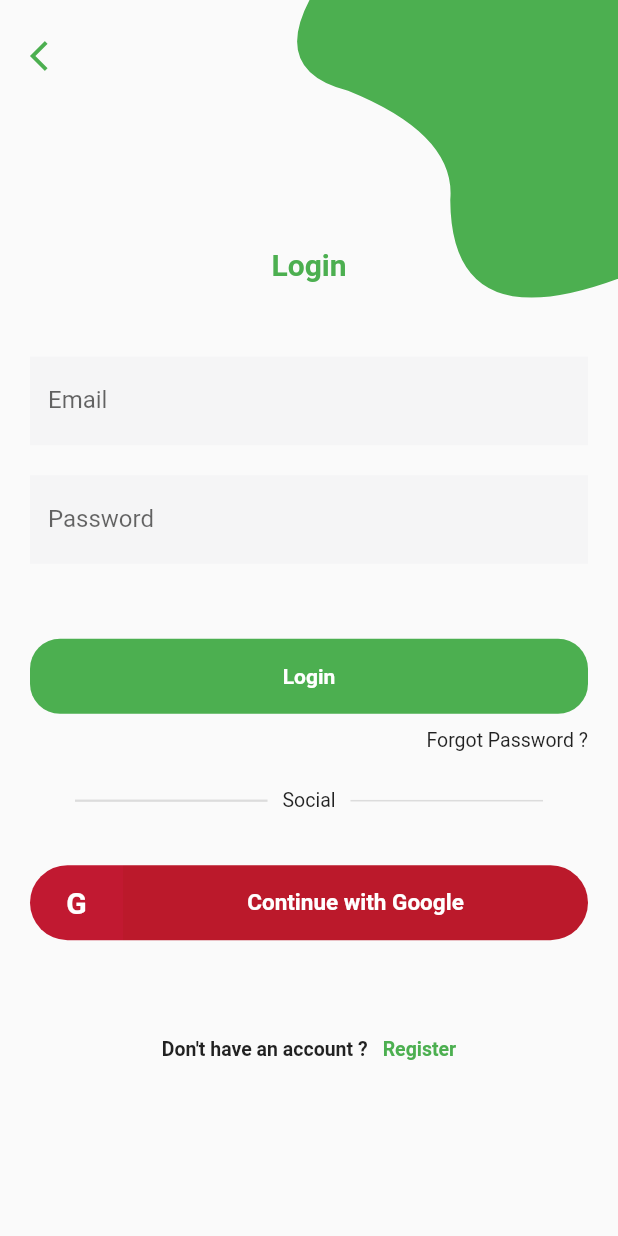
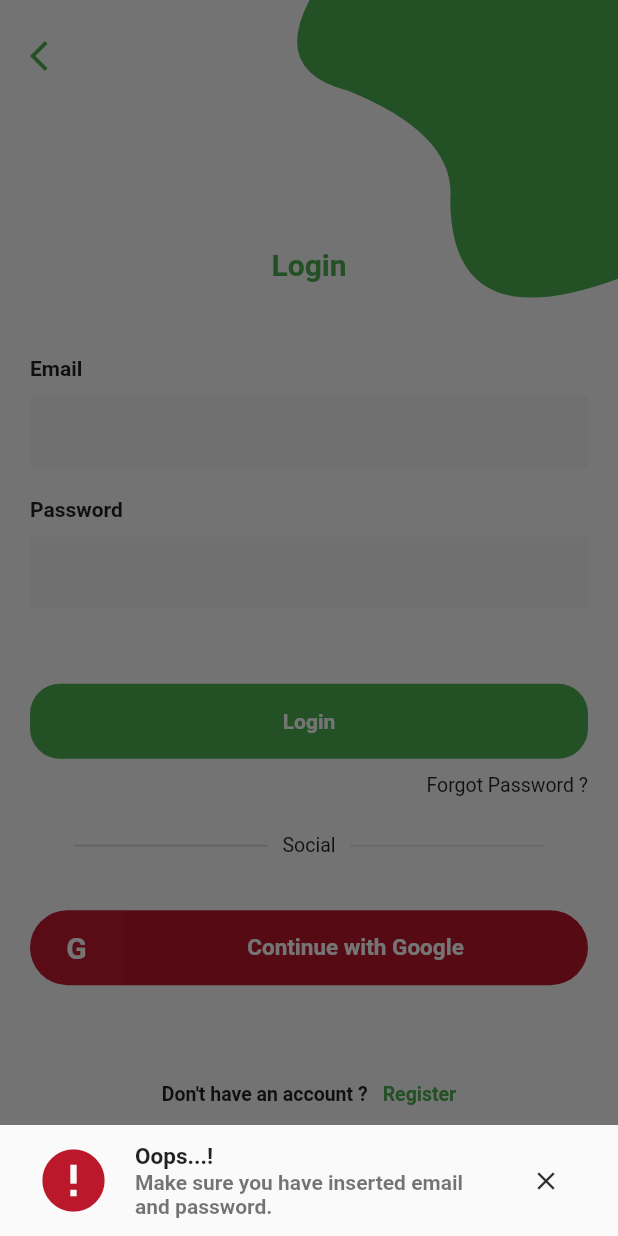
Before and after one commit to Ritesh-056/Todo-Application, a Flutter app: the screen it shows after launch, after a tap on "Login", on a phone screen of 412 x 824 dp. Run offline on Flutter 3.47's test engine with Material 2 defaults, Android fonts, the phone set to English and light mode, and no system bars; our stand-ins replace animated_splash_screen, cloud_firestore, date_time_picker, firebase_auth, firebase_core, flutter_easyloading and 2 more; missing offline and left inert: splash_screen_view; accounts and stored records are empty; Roboto replaces fonts that are missing (Monotype Coursiva).

Commit message:
Updated features and loading google.

```diff
--- a/lib/loginRegister/loginPage.dart
+++ b/lib/loginRegister/loginPage.dart
@@ -60,6 +60,66 @@ class _LoginPageState extends State<LoginPage> {
     );
   }
 
+
+  Widget dialog(BuildContext context){
+   showDialog(
+      context: context,
+      barrierDismissible: false,
+      builder: (BuildContext context) {
+        return Dialog(
+          child: new Row(
+            mainAxisSize: MainAxisSize.min,
+            children: [
+              new CircularProgressIndicator(),
+              new Text("Loading"),
+            ],
+          ),
+        );
+      },
+    );
+  }
+
+  Widget _modelBox(text){
+
+    showModalBottomSheet(
+        context: context,
+        builder: (context) {
+          return Padding(
+            padding: const EdgeInsets.all(8.0),
+            child: Column(
+              mainAxisSize: MainAxisSize.min,
+              children: <Widget>[
+                ListTile(
+                  leading: new Icon(
+                    Icons.error,
+                    size: 50,
+                    color: Color.fromRGBO(180, 0, 20, 0.9),),
+                  title: new Text(
+                      'Oops...!',
+                      style: TextStyle(
+                          fontSize: 15,
+                          fontWeight: FontWeight.w700)),
+                  subtitle: new Text(
+                      text,
+                      style: TextStyle(
+                          fontSize: 14,
+                          fontWeight: FontWeight.w700)),
+                  trailing: new IconButton(
+                    icon: Icon(Icons.close),
+                    iconSize: 20,
+                    color: Color.fromRGBO(20, 20, 20, 0.9),
+                    onPressed: () {
+                      Navigator.pop(context);
+                    },
+                  ),
+
+                ),
+              ],
+            ),
+          );
+        });
+  }
+
   Widget _GoogleButton() {
     return GestureDetector(
       onTap: () {
@@ -94,6 +154,7 @@ class _LoginPageState extends State<LoginPage> {
                         fontWeight: FontWeight.w600)),
               ),
             ),
+
             Expanded(
               flex: 5,
               child: Container(
@@ -105,9 +166,7 @@ class _LoginPageState extends State<LoginPage> {
                 ),
                 alignment: Alignment.center,
                 child: isLoading
-                    ? CircularProgressIndicator(
-                        color: Colors.white,
-                      )
+                    ? CircularProgressIndicator(color: Colors.white)
                     : Text('Continue with Google',
                         style: TextStyle(
                             color: Colors.white,
@@ -121,41 +180,12 @@ class _LoginPageState extends State<LoginPage> {
     );
   }
 
-  Widget _createAccountLabel() {
-    return InkWell(
-      onTap: () {
-        // Navigator.push(
-        //     context, MaterialPageRoute(builder: (context) => SignUpPage()));
-      },
-      child: Container(
-        margin: EdgeInsets.symmetric(vertical: 20),
-        padding: EdgeInsets.all(15),
-        alignment: Alignment.bottomCenter,
-        child: Row(
-          mainAxisAlignment: MainAxisAlignment.center,
-          children: <Widget>[
-            Text(
-              'Don\'t have an account ?',
-              style: TextStyle(fontSize: 13, fontWeight: FontWeight.w600),
-            ),
-            SizedBox(
-              width: 10,
-            ),
-            Text(
-              'Register',
-              style: TextStyle(
-                  color: colorsName, fontSize: 13, fontWeight: FontWeight.w700),
-            ),
-          ],
-        ),
-      ),
-    );
-  }
 
   @override
   Widget build(BuildContext context) {
     final height = MediaQuery.of(context).size.height;
-    return Scaffold(
+    return SafeArea(
+      child: Scaffold(
           body: Container(
            height: height,
            child: Stack(
@@ -176,11 +206,12 @@ class _LoginPageState extends State<LoginPage> {
               padding: EdgeInsets.symmetric(horizontal: 20),
               child: SingleChildScrollView(
                 child: Column(
-                crossAxisAlignment: CrossAxisAlignment.center,
+                  crossAxisAlignment: CrossAxisAlignment.start,
                   mainAxisAlignment: MainAxisAlignment.center,
                   children: <Widget>[
                     SizedBox(height: height * .2),
-                  Text(
+                    Center(
+                      child: Text(
                         'Login',
                         style: TextStyle(
                           color: colorsName,
@@ -188,20 +219,29 @@ class _LoginPageState extends State<LoginPage> {
                           fontWeight: FontWeight.w700,
                         ),
                       ),
+                    ),
                     SizedBox(height: 50),
+                    Text(
+                      'Email',
+                      style: TextStyle(fontWeight: FontWeight.w600, fontSize: 14),
+                    ),
+                    SizedBox(height: 10,),
                     TextField(
                       controller: _emailController,
                       decoration: InputDecoration(
-                        labelText: 'Email',
                           border: InputBorder.none,
                           fillColor: Color(0xfff5f5f6),
                           filled: true),
                     ),
                     SizedBox(height: 20),
+                    Text(
+                      'Password',
+                      style: TextStyle(fontWeight: FontWeight.w600, fontSize: 14),
+                    ),
+                    SizedBox(height: 10,),
                     TextField(
                       controller: _passwordController,
                       decoration: InputDecoration(
-                        labelText: 'Password',
                           border: InputBorder.none,
                           fillColor: Color(0xfff5f5f6),
                           filled: true),
@@ -211,12 +251,57 @@ class _LoginPageState extends State<LoginPage> {
                     ),
                     InkWell(
                       onTap: () {
-                      try {
+                        String errorMessage="";
+                        try{
+                          if(_emailController.text.length ==0 &&
+                             _passwordController.text.length ==0){
+
+                             _modelBox('Make sure you have inserted email and password.');
+
+                          }else{
                             auth.signInWithEmailAndPassword(
                                 email: _emailController.text,
                                 password: _passwordController.text);
-                      } catch (e) {
-                        print(e);
+
+
+                            if(auth.currentUser.uid !=null){
+                                return Navigator.push(
+                                context,
+                                MaterialPageRoute(
+                                builder: (context) =>
+                                TodoHome(email: auth.currentUser.email, password: null)));
+                                } else {
+                                print("No account signed in");
+                                }
+
+                            }
+                          }
+
+                           catch (error) {
+                              switch (error.code) {
+                              case "ERROR_INVALID_EMAIL":
+                              errorMessage = "Your email address appears to be malformed.";
+                              break;
+                              case "ERROR_WRONG_PASSWORD":
+                              errorMessage = "Your password is wrong.";
+                              break;
+                              case "ERROR_USER_NOT_FOUND":
+                              errorMessage = "User with this email doesn't exist.";
+                              break;
+                              case "ERROR_USER_DISABLED":
+                              errorMessage = "User with this email has been disabled.";
+                              break;
+                              case "ERROR_TOO_MANY_REQUESTS":
+                              errorMessage = "Too many requests. Try again later.";
+                              break;
+                              case "ERROR_OPERATION_NOT_ALLOWED":
+                              errorMessage = "Signing in with Email and Password is not enabled.";
+                              break;
+                              default:
+                              errorMessage = "An undefined Error happened.";
+                              }
+
+                              return _modelBox(errorMessage.toString());
                           }
                           },
                       child: Container(
@@ -290,7 +375,8 @@ class _LoginPageState extends State<LoginPage> {
             // Positioned(top: 20, left: 0, child: _backButton()),
           ],
         ),
-    ));
+      )),
+    );
   }
 
   //function to login user from google
@@ -314,7 +400,7 @@ class _LoginPageState extends State<LoginPage> {
               builder: (context) =>
                   TodoHome(email: checkAuth.user.email, password: null)));
     } else {
-      print("No aacount signed in");
+      print("No account signed in");
     }
   }
 }
```
Also changed, not shown: lib/loginRegister/signUpPage.dart (+15 -14 lines). Lines whose indentation alone changed are shown as unchanged.
